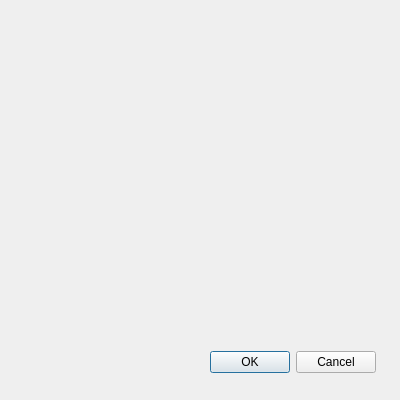
This is transitioninstruction.ui in trznjak/rs15-15 as Qt 5 draws it before an edit. The edited form follows.
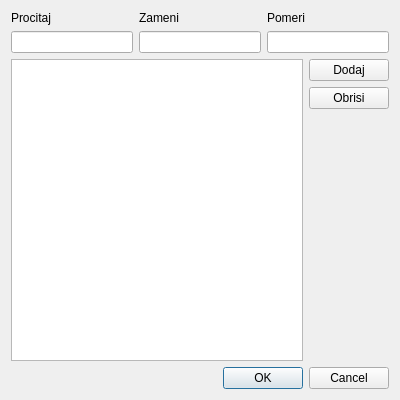
This is the edited form.

Diff of the .ui file:
```diff
--- a/transitioninstruction.ui
+++ b/transitioninstruction.ui
@@ -16,19 +16,107 @@
   <property name="modal">
    <bool>true</bool>
   </property>
-  <widget class="QDialogButtonBox" name="buttonBox">
-   <property name="geometry">
-    <rect>
-     <x>210</x>
-     <y>350</y>
-     <width>166</width>
-     <height>25</height>
-    </rect>
-   </property>
-   <property name="standardButtons">
-    <set>QDialogButtonBox::Cancel|QDialogButtonBox::Ok</set>
-   </property>
-  </widget>
+  <layout class="QVBoxLayout" name="verticalLayout_6">
+   <item>
+    <layout class="QHBoxLayout" name="horizontalLayout">
+     <item>
+      <layout class="QVBoxLayout" name="verticalLayout_2">
+       <item>
+        <widget class="QLabel" name="label">
+         <property name="text">
+          <string>Procitaj</string>
+         </property>
+        </widget>
+       </item>
+       <item>
+        <widget class="QLineEdit" name="lineEdit">
+         <property name="inputMask">
+          <string/>
+         </property>
+        </widget>
+       </item>
+      </layout>
+     </item>
+     <item>
+      <layout class="QVBoxLayout" name="verticalLayout_3">
+       <item>
+        <widget class="QLabel" name="label_2">
+         <property name="text">
+          <string>Zameni</string>
+         </property>
+        </widget>
+       </item>
+       <item>
+        <widget class="QLineEdit" name="lineEdit_2"/>
+       </item>
+      </layout>
+     </item>
+     <item>
+      <layout class="QVBoxLayout" name="verticalLayout_4">
+       <item>
+        <widget class="QLabel" name="label_3">
+         <property name="text">
+          <string>Pomeri</string>
+         </property>
+        </widget>
+       </item>
+       <item>
+        <widget class="QLineEdit" name="lineEdit_3"/>
+       </item>
+      </layout>
+     </item>
+    </layout>
+   </item>
+   <item>
+    <layout class="QHBoxLayout" name="horizontalLayout_2">
+     <item>
+      <layout class="QVBoxLayout" name="verticalLayout_5">
+       <item>
+        <widget class="QListWidget" name="listWidget"/>
+       </item>
+      </layout>
+     </item>
+     <item>
+      <layout class="QVBoxLayout" name="verticalLayout">
+       <item>
+        <widget class="QPushButton" name="add">
+         <property name="text">
+          <string>Dodaj</string>
+         </property>
+        </widget>
+       </item>
+       <item>
+        <widget class="QPushButton" name="delete_2">
+         <property name="text">
+          <string>Obrisi</string>
+         </property>
+        </widget>
+       </item>
+       <item>
+        <spacer name="verticalSpacer">
+         <property name="orientation">
+          <enum>Qt::Vertical</enum>
+         </property>
+         <property name="sizeHint" stdset="0">
+          <size>
+           <width>20</width>
+           <height>40</height>
+          </size>
+         </property>
+        </spacer>
+       </item>
+      </layout>
+     </item>
+    </layout>
+   </item>
+   <item>
+    <widget class="QDialogButtonBox" name="buttonBox">
+     <property name="standardButtons">
+      <set>QDialogButtonBox::Cancel|QDialogButtonBox::Ok</set>
+     </property>
+    </widget>
+   </item>
+  </layout>
  </widget>
  <resources/>
  <connections>
```
